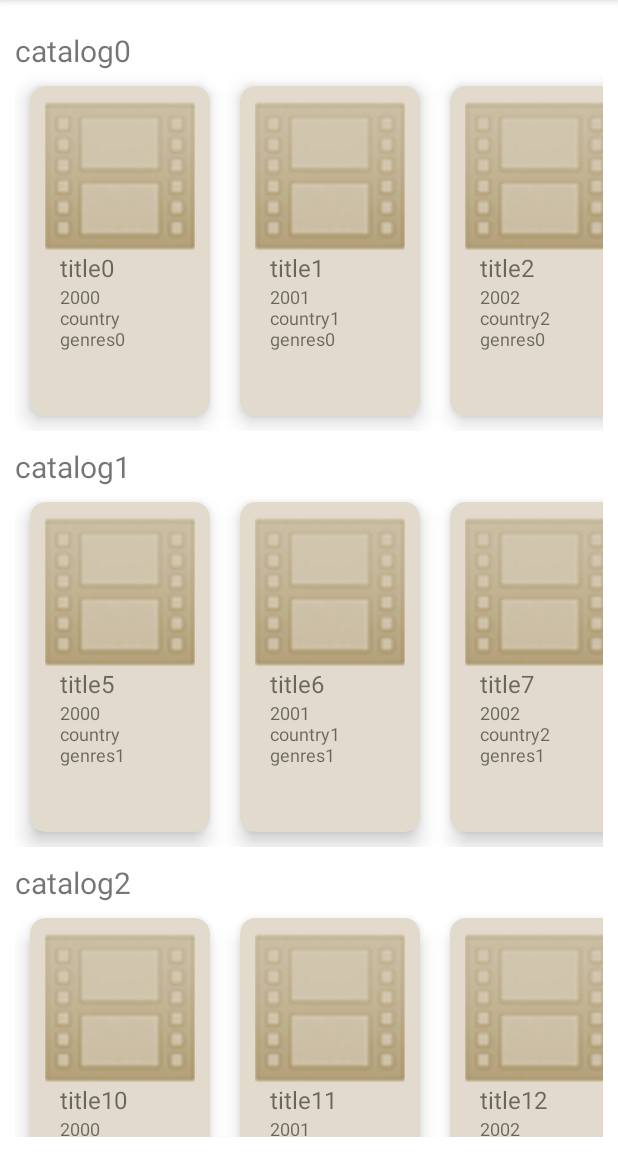
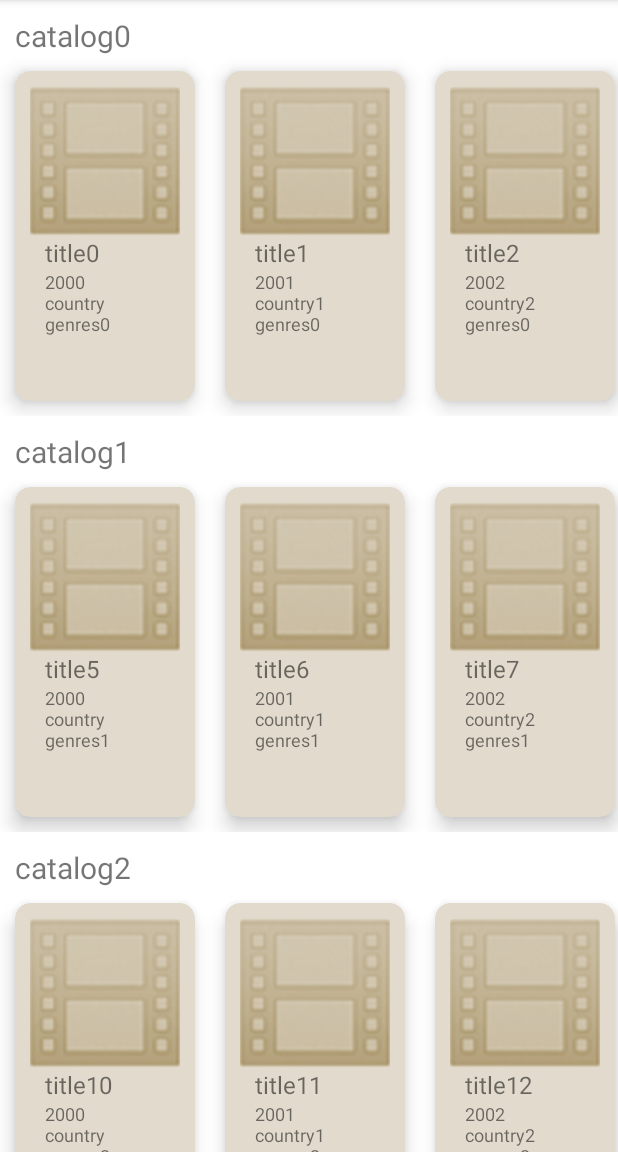
Before and after one commit to NeoSvet/MovieDB, an Android app: the screen it shows after launch (MainActivity), on a phone screen of 412 x 824 dp, the part 84-1236 px from its top. Run offline under Robolectric (Android 15) with nearby library versions, the phone set to English and light mode, and no system bars.

Commit message:
fix padding

```diff
--- a/app/src/main/res/layout/fragment_list.xml
+++ b/app/src/main/res/layout/fragment_list.xml
@@ -4,7 +4,6 @@
     xmlns:tools="http://schemas.android.com/tools"
     android:layout_width="match_parent"
     android:layout_height="match_parent"
-    android:padding="@dimen/default_margin"
     tools:context=".view.MainActivity">
 
     <androidx.recyclerview.widget.RecyclerView
--- a/app/src/main/res/layout/title_item.xml
+++ b/app/src/main/res/layout/title_item.xml
@@ -2,6 +2,7 @@
 <FrameLayout xmlns:android="http://schemas.android.com/apk/res/android"
     android:layout_width="match_parent"
     android:layout_height="wrap_content"
+    android:paddingStart="@dimen/default_margin"
     android:paddingTop="@dimen/default_margin">
 
     <com.google.android.material.textview.MaterialTextView
```
